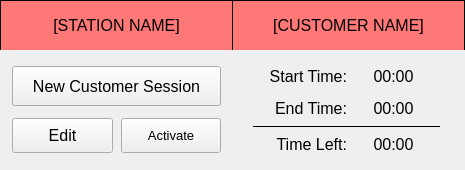
Above: src/resources/ui_files/stationQWidget.ui from DilanBoskan/Golf-Simulator-Manager before the change. Below: the same form after it.
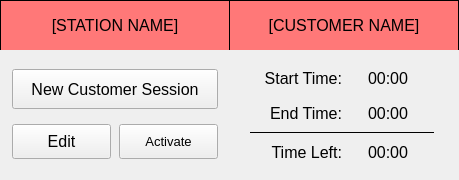
That is the form after the change.

The edit to the form file:
```diff
--- a/src/resources/ui_files/stationQWidget.ui
+++ b/src/resources/ui_files/stationQWidget.ui
@@ -6,14 +6,14 @@
    <rect>
     <x>0</x>
     <y>0</y>
-    <width>465</width>
-    <height>170</height>
+    <width>459</width>
+    <height>180</height>
    </rect>
   </property>
   <property name="minimumSize">
    <size>
     <width>430</width>
-    <height>170</height>
+    <height>180</height>
    </size>
   </property>
   <property name="maximumSize">
@@ -63,6 +63,12 @@
        <height>50</height>
       </size>
      </property>
+     <property name="maximumSize">
+      <size>
+       <width>16777215</width>
+       <height>50</height>
+      </size>
+     </property>
      <property name="styleSheet">
       <string notr="true">QFrame {
 	background-color: rgb(255, 120, 120);
```
Left out of the diff: 4 changed lines with no effect on the pictures.
